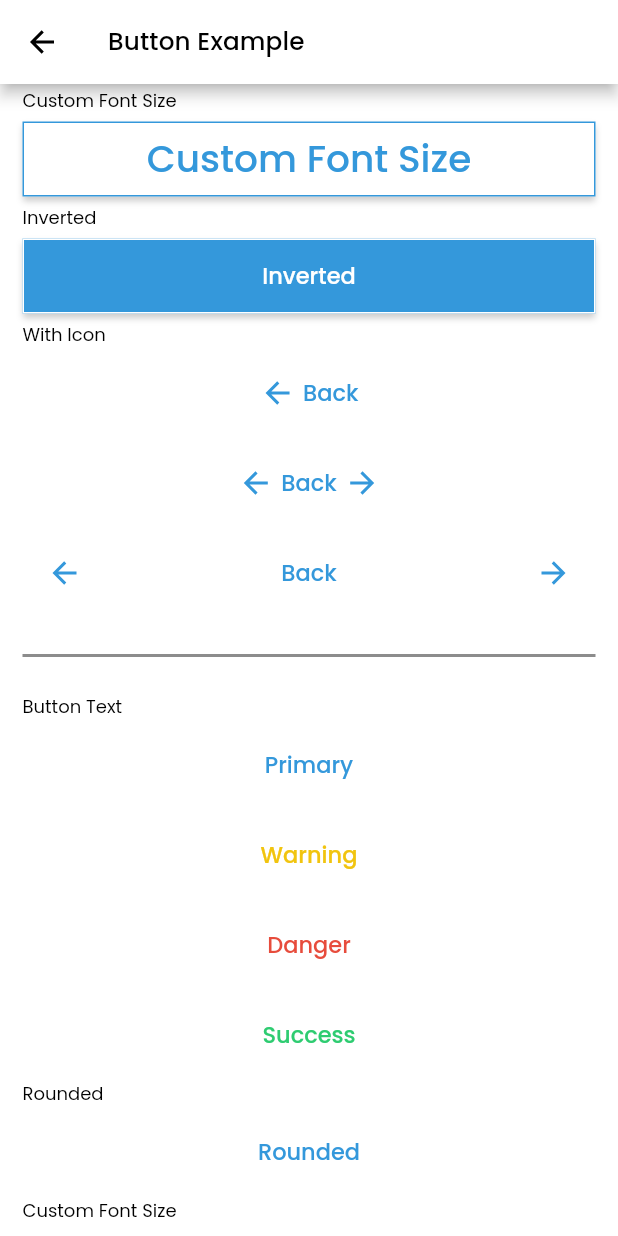
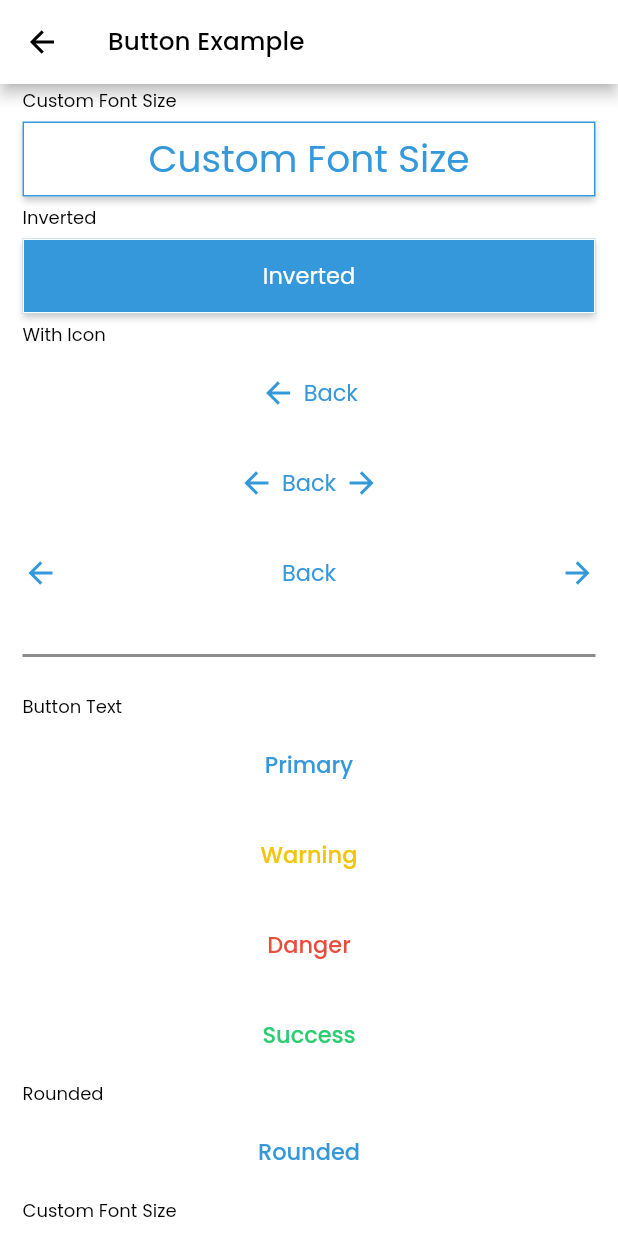
Before and after one commit to opikariefid/flutter_init, a Flutter app: the ExampleButtonPage screen opened by its route, scrolled down 1152 dp, on a phone screen of 412 x 824 dp. Run offline on Flutter 3.47's test engine with Material 2 defaults, Android fonts, the phone set to English and light mode, and no system bars; our stand-ins replace flutter_remix, get, google_fonts.

Commit message:
update component button

```diff
--- a/lib/component/button/elevatedbutton.dart
+++ b/lib/component/button/elevatedbutton.dart
@@ -1,7 +1,7 @@
 import 'package:flutter/material.dart';
-import 'package:flutter_init/theme.dart';
 import 'package:flutter_remix/flutter_remix.dart';
-import 'package:google_fonts/google_fonts.dart';
+
+import '../../theme.dart';
 
 class ButtonElevated extends StatelessWidget {
   final String title;
@@ -15,6 +15,7 @@ class ButtonElevated extends StatelessWidget {
   final Icon iconLeft;
   final Icon iconRight;
   final bool justify;
+  final bool disabled;
   final EdgeInsetsGeometry margin;
   final Color bgcolor;
   final Color color;
@@ -36,6 +37,7 @@ class ButtonElevated extends StatelessWidget {
     ),
     this.shadow = true,
     this.selected = false,
+    this.disabled = false,
     this.showIcon = 'none',
     this.iconOnly = false,
     this.iconLeft = const Icon(FlutterRemix.user_line),
@@ -45,6 +47,8 @@ class ButtonElevated extends StatelessWidget {
 
   @override
   Widget build(BuildContext context) {
+    var _bgcolor = disabled ? bgcolor.withAlpha(200) : bgcolor;
+    var _color = disabled ? color.withAlpha(200) : color;
     return Container(
       margin: margin,
       height: height,
@@ -52,7 +56,7 @@ class ButtonElevated extends StatelessWidget {
       decoration: BoxDecoration(
         borderRadius: BorderRadius.circular(radius),
         boxShadow: [
-          if (shadow)
+          if (shadow && !disabled)
             const BoxShadow(
                 color: Color.fromRGBO(0, 0, 0, 0.20000000298023224),
                 offset: Offset(0, 3),
@@ -60,12 +64,12 @@ class ButtonElevated extends StatelessWidget {
         ],
       ),
       child: ElevatedButton(
-        onPressed: onPressed,
+        onPressed: disabled ? () {} : onPressed,
         style: ElevatedButton.styleFrom(
-          onPrimary: color,
+          onPrimary: _color,
           elevation: 0,
           shadowColor: Colors.transparent,
-          primary: bgcolor,
+          primary: _bgcolor,
           shape: RoundedRectangleBorder(
             borderRadius: BorderRadius.circular(radius),
           ),
--- a/lib/component/button/outlinebutton.dart
+++ b/lib/component/button/outlinebutton.dart
@@ -1,7 +1,7 @@
 import 'package:flutter/material.dart';
-import 'package:flutter_init/theme.dart';
 import 'package:flutter_remix/flutter_remix.dart';
-import 'package:google_fonts/google_fonts.dart';
+
+import '../../theme.dart';
 
 class ButtonOutline extends StatelessWidget {
   final String title;
@@ -13,14 +13,21 @@ class ButtonOutline extends StatelessWidget {
   final bool selected;
   final String showIcon;
   final bool iconOnly;
-  final Icon iconLeft;
-  final Icon iconRight;
+  final iconLeft;
+  final bool vertical;
+  final iconRight;
+  final double letterSpacing;
+  final double textGap;
+  final double textHeight;
+  final TextAlign textAlign;
+  final FontWeight fontWeight;
   final EdgeInsetsGeometry margin;
   final Color bgcolor;
   final Color color;
   final bool shadow;
   final bool inverted;
   final bool justify;
+  final bool disabled;
   final VoidCallback onPressed;
   const ButtonOutline({
     Key? key,
@@ -29,17 +36,24 @@ class ButtonOutline extends StatelessWidget {
     this.bgcolor = AppColors.textPrimary,
     this.size = 15,
     this.border = 1,
+    this.textGap = 0,
     this.radius = 0,
+    this.letterSpacing = 0,
+    this.textAlign = TextAlign.left,
     required this.onPressed,
     this.width = 100,
     this.height = 50,
+    this.textHeight = 1.5,
+    this.fontWeight = FontWeight.normal,
     this.margin = const EdgeInsets.only(
       top: 5,
       bottom: 5,
     ),
     this.shadow = true,
+    this.vertical = false,
     this.inverted = false,
     this.selected = false,
+    this.disabled = false,
     this.showIcon = 'none',
     this.iconOnly = false,
     this.iconLeft = const Icon(FlutterRemix.user_line),
@@ -49,6 +63,8 @@ class ButtonOutline extends StatelessWidget {
 
   @override
   Widget build(BuildContext context) {
+    var _bgcolor = disabled ? bgcolor.withAlpha(200) : bgcolor;
+    var _color = disabled ? color.withAlpha(200) : color;
     return Container(
       margin: margin,
       height: height,
@@ -56,7 +72,7 @@ class ButtonOutline extends StatelessWidget {
       decoration: BoxDecoration(
         borderRadius: BorderRadius.circular(radius),
         boxShadow: [
-          if (shadow)
+          if (shadow && !disabled)
             const BoxShadow(
                 color: Color.fromRGBO(0, 0, 0, 0.20000000298023224),
                 offset: Offset(0, 3),
@@ -64,15 +80,16 @@ class ButtonOutline extends StatelessWidget {
         ],
       ),
       child: OutlinedButton(
-        onPressed: onPressed,
+        onPressed: disabled ? () {} : onPressed,
         style: OutlinedButton.styleFrom(
-          primary: inverted ? bgcolor : color,
-          backgroundColor: inverted ? color : bgcolor,
+          padding: EdgeInsets.zero,
+          primary: inverted ? _bgcolor : _color,
+          backgroundColor: inverted ? _color : _bgcolor,
           side: BorderSide(
               color: border > 0
                   ? inverted
-                      ? bgcolor
-                      : color
+                      ? _bgcolor
+                      : _color
                   : Colors.transparent,
               width: border),
           shape: RoundedRectangleBorder(
@@ -87,6 +104,44 @@ class ButtonOutline extends StatelessWidget {
               )
             : iconOnly
                 ? iconLeft
+                : vertical
+                    ? Column(
+                        crossAxisAlignment: CrossAxisAlignment.center,
+                        mainAxisAlignment: justify
+                            ? MainAxisAlignment.spaceBetween
+                            : MainAxisAlignment.center,
+                        children: [
+                          if (showIcon == 'left' || showIcon == 'both')
+                            Padding(
+                              padding: EdgeInsets.only(
+                                right: vertical ? 0 : 5,
+                              ),
+                              child: iconLeft,
+                            ),
+                          if (showIcon == 'left' || showIcon == 'both')
+                            Container(height: textGap),
+                          Text(
+                            title,
+                            textAlign: textAlign,
+                            style: Theme.of(context).textTheme.button!.copyWith(
+                                  color: inverted ? _bgcolor : _color,
+                                  fontSize: size,
+                                  letterSpacing: letterSpacing,
+                                  height: textHeight,
+                                  fontWeight: fontWeight,
+                                ),
+                          ),
+                          if (showIcon == 'right' || showIcon == 'both')
+                            Container(height: textGap),
+                          if (showIcon == 'right' || showIcon == 'both')
+                            Padding(
+                              padding: EdgeInsets.only(
+                                left: vertical ? 0 : 5,
+                              ),
+                              child: iconRight,
+                            ),
+                        ],
+                      )
                     : Row(
                         mainAxisAlignment: justify
                             ? MainAxisAlignment.spaceBetween
@@ -99,13 +154,20 @@ class ButtonOutline extends StatelessWidget {
                               ),
                               child: iconLeft,
                             ),
+                          if (showIcon == 'left' || showIcon == 'both')
+                            Container(width: textGap),
                           Text(
                             title,
                             style: Theme.of(context).textTheme.button!.copyWith(
-                              color: inverted ? bgcolor : color,
+                                  color: inverted ? _bgcolor : _color,
                                   fontSize: size,
+                                  letterSpacing: letterSpacing,
+                                  height: textHeight,
+                                  fontWeight: fontWeight,
                                 ),
                           ),
+                          if (showIcon == 'right' || showIcon == 'both')
+                            Container(width: textGap),
                           if (showIcon == 'right' || showIcon == 'both')
                             Padding(
                               padding: const EdgeInsets.only(
```
Lines whose indentation alone changed are shown as unchanged.
